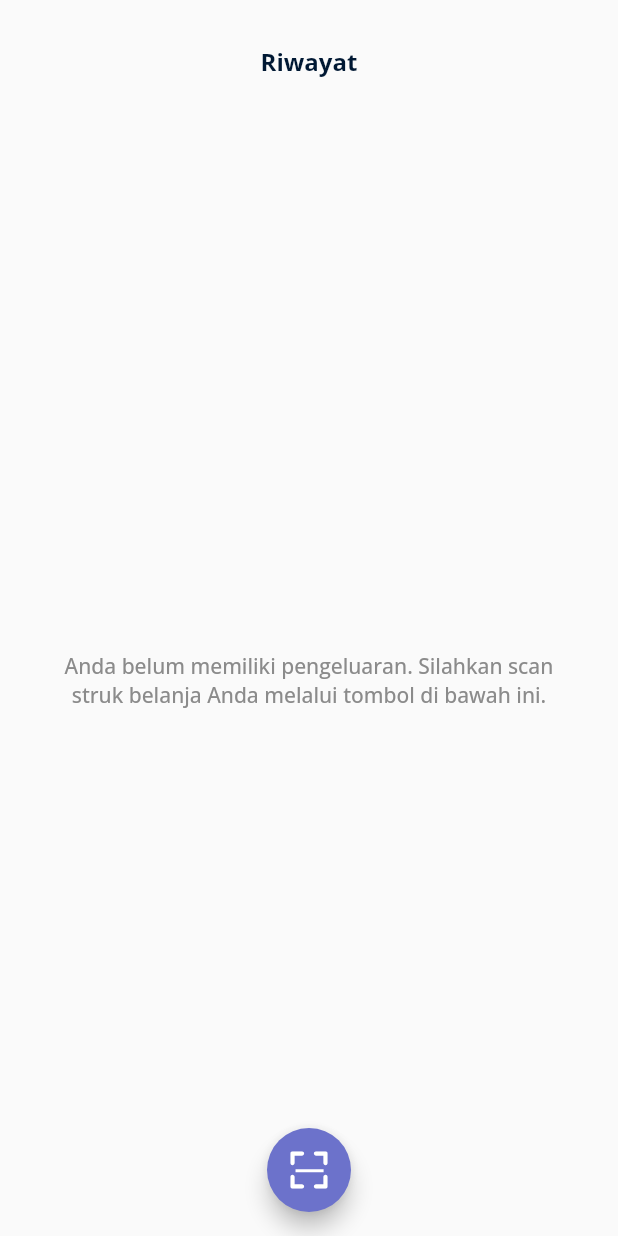
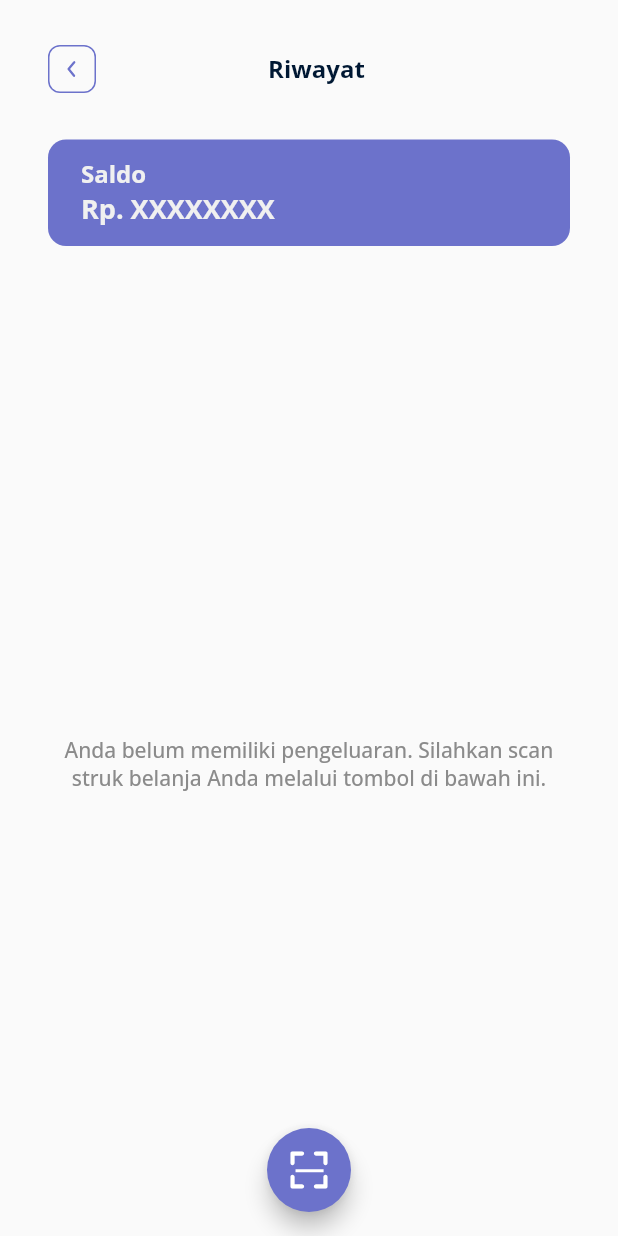
Before and after one commit to pawangdev/pawang-mobile, a Flutter app: the RiwayatScreen screen opened by its route, on a phone screen of 412 x 824 dp. Run offline on Flutter 3.47's test engine with Material 2 defaults, Android fonts, the phone set to English and light mode, and no system bars; our stand-ins replace flutter_svg, image_picker, sqflite; missing offline and left inert: google_ml_kit; accounts and stored records are empty; project files that could hold a hidden picture were left out.

Commit message:
RiwayatScreen - Iterasi2

```diff
--- a/lib/views/riwayat_screen.dart
+++ b/lib/views/riwayat_screen.dart
@@ -4,6 +4,7 @@ import 'package:pawang_mobile/config/theme_constants.dart';
 import 'package:pawang_mobile/models/PengeluaranModel.dart';
 import 'package:pawang_mobile/services/PengeluaranService.dart';
 import 'package:pawang_mobile/views/detail_pengeluaran_screen.dart';
+import 'package:pawang_mobile/views/landing_screen.dart';
 import 'package:pawang_mobile/views/scan_struk_screen.dart';
 import 'package:pawang_mobile/widgets/CardPengeluaran.dart';
 
@@ -38,15 +39,73 @@ class _RiwayatScreenState extends State<RiwayatScreen> {
           padding: const EdgeInsets.only(top: 30, left: 32, right: 32),
           child: Column(
             children: [
-              Center(
-                child: Text(
-                  "Riwayat",
-                  style: kOpenSans.copyWith(
-                      color: kBlack, fontWeight: bold, fontSize: 16),
-                ),
+              Row(
+                crossAxisAlignment: CrossAxisAlignment.center,
+                mainAxisAlignment: MainAxisAlignment.spaceBetween,
+                children: [
+                  InkWell(
+                    child: Container(
+                      width: 32,
+                      height: 32,
+                      padding: EdgeInsets.all(6),
+                      decoration: BoxDecoration(
+                        border: Border.all(color: kPurple),
+                        borderRadius: BorderRadius.circular(8),
+                      ),
+                      child: SvgPicture.asset(
+                        'assets/images/back_btn.svg',
+                        fit: BoxFit.cover,
+                      ),
+                    ),
+                    onTap: () {
+                      Navigator.pushNamed(context, LandingScreen.routeName);
+                    },
+                  ),
+                  Text(
+                    "Riwayat",
+                    style: kOpenSans.copyWith(
+                        fontSize: 16, fontWeight: bold, color: kBlack),
+                  ),
+                  Container(
+                    width: 22,
+                    height: 32,
+                    padding: EdgeInsets.all(6),
+                  ),
+                ],
               ),
               const SizedBox(
                 height: 31,
+              ),
+              Container(
+                width: double.infinity,
+                padding: EdgeInsets.symmetric(horizontal: 22, vertical: 12),
+                child: Column(
+                  crossAxisAlignment: CrossAxisAlignment.start,
+                  children: [
+                    Text(
+                      'Saldo',
+                      style: kOpenSans.copyWith(
+                        color: kWhite,
+                        fontWeight: bold,
+                        fontSize: 16,
+                      ),
+                    ),
+                    Text(
+                      'Rp. XXXXXXXX',
+                      style: kOpenSans.copyWith(
+                        color: kWhite,
+                        fontWeight: bold,
+                        fontSize: 18,
+                      ),
+                    ),
+                  ],
+                ),
+                decoration: BoxDecoration(
+                    color: kPurple,
+                    borderRadius: BorderRadius.all(Radius.circular(12))),
+              ),
+              SizedBox(
+                height: 30,
               ),
               FutureBuilder(
                 future: dataPengeluaran,
```
Also changed, not shown: lib/views/landing_screen.dart (+26 -19 lines), lib/views/login_screen.dart (+6 -2 lines), lib/widgets/CardPengeluaran.dart (+24 -4 lines), assets/images/makan_kategori.svg (added).
